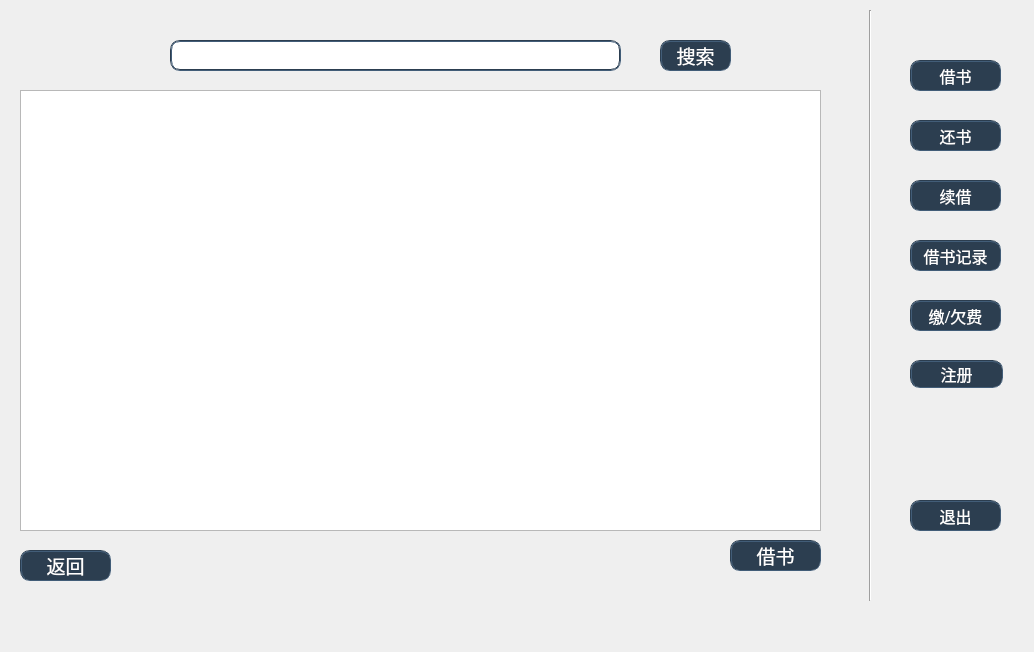
Above: abc/mainwindow_manage.ui from BookMangeTeam/bookmanage before the change. Below: the same form after it.
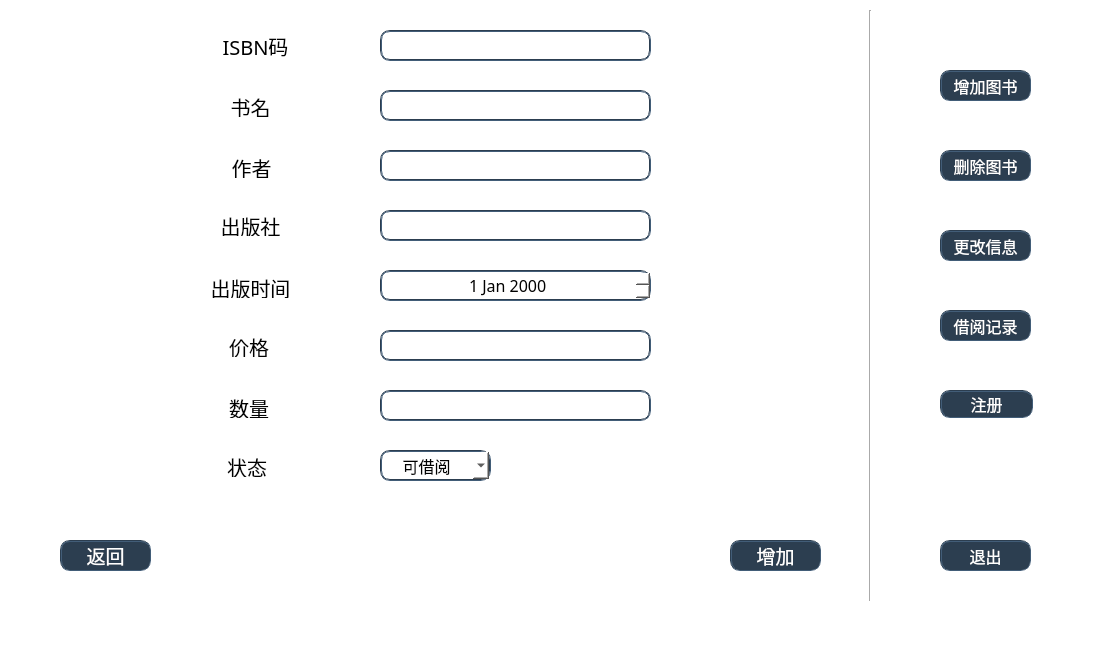
That is the form after the change. The open tabs and pages were chosen to show the change.

```diff
--- a/abc/mainwindow_manage.ui
+++ b/abc/mainwindow_manage.ui
@@ -6,15 +6,15 @@
    <rect>
     <x>0</x>
     <y>0</y>
-    <width>1034</width>
-    <height>652</height>
+    <width>1093</width>
+    <height>651</height>
    </rect>
   </property>
   <property name="windowTitle">
    <string>MainWindow</string>
   </property>
   <property name="styleSheet">
-   <string notr="true"/>
+   <string notr="true">background-color:#fff</string>
   </property>
   <widget class="QWidget" name="centralwidget">
    <widget class="QStackedWidget" name="stackedWidgetPermary">
@@ -23,7 +23,7 @@
       <x>10</x>
       <y>20</y>
       <width>851</width>
-      <height>561</height>
+      <height>611</height>
      </rect>
     </property>
     <property name="styleSheet">
@@ -96,110 +96,391 @@
      </widget>
     </widget>
     <widget class="QWidget" name="page_2">
-     <widget class="QLineEdit" name="searchLineEditBorrow">
+     <widget class="QPushButton" name="affirmBottonAdd">
       <property name="geometry">
        <rect>
-        <x>160</x>
-        <y>20</y>
-        <width>451</width>
+        <x>720</x>
+        <y>520</y>
+        <width>91</width>
         <height>31</height>
        </rect>
       </property>
       <property name="font">
        <font>
-        <pointsize>12</pointsize>
+        <family>等线</family>
+        <pointsize>14</pointsize>
+        <weight>50</weight>
+        <bold>false</bold>
+       </font>
+      </property>
+      <property name="cursor">
+       <cursorShape>PointingHandCursor</cursorShape>
+      </property>
+      <property name="styleSheet">
+       <string notr="true">border:2px groove rgb(44, 62, 80);border-radius:10px;padding:2px 4px;background-color:rgb(44, 62, 80);color:#fff;</string>
+      </property>
+      <property name="text">
+       <string>增加</string>
+      </property>
+     </widget>
+     <widget class="QPushButton" name="returnButtonAdd">
+      <property name="geometry">
+       <rect>
+        <x>50</x>
+        <y>520</y>
+        <width>91</width>
+        <height>31</height>
+       </rect>
+      </property>
+      <property name="font">
+       <font>
+        <family>等线</family>
+        <pointsize>14</pointsize>
+        <weight>50</weight>
+        <bold>false</bold>
+       </font>
+      </property>
+      <property name="cursor">
+       <cursorShape>PointingHandCursor</cursorShape>
+      </property>
+      <property name="styleSheet">
+       <string notr="true">border:2px groove rgb(44, 62, 80);border-radius:10px;padding:2px 4px;background-color:rgb(44, 62, 80);color:#fff;</string>
+      </property>
+      <property name="text">
+       <string>返回</string>
+      </property>
+     </widget>
+     <widget class="QLineEdit" name="add_ISBN">
+      <property name="geometry">
+       <rect>
+        <x>370</x>
+        <y>10</y>
+        <width>271</width>
+        <height>31</height>
+       </rect>
+      </property>
+      <property name="font">
+       <font>
+        <family>Arial</family>
        </font>
       </property>
       <property name="styleSheet">
        <string notr="true">border:2px groove rgb(44, 62, 80);border-radius:10px;padding:2px 4px;</string>
       </property>
-      <property name="text">
-       <string/>
-      </property>
      </widget>
-     <widget class="QPushButton" name="searchButtonBorrow">
+     <widget class="QLabel" name="isbn">
       <property name="geometry">
        <rect>
-        <x>650</x>
-        <y>20</y>
-        <width>71</width>
+        <x>200</x>
+        <y>10</y>
+        <width>91</width>
         <height>31</height>
        </rect>
       </property>
       <property name="font">
        <font>
         <family>等线</family>
-        <pointsize>14</pointsize>
-        <weight>50</weight>
-        <bold>false</bold>
+        <pointsize>15</pointsize>
        </font>
       </property>
       <property name="styleSheet">
-       <string notr="true">border:2px groove rgb(44, 62, 80);border-radius:10px;padding:2px 4px;background-color:rgb(44, 62, 80);color:#fff;</string>
+       <string notr="true"/>
       </property>
       <property name="text">
-       <string>搜索</string>
+       <string>ISBN码</string>
       </property>
+      <property name="alignment">
+       <set>Qt::AlignCenter</set>
+      </property>
      </widget>
-     <widget class="QTableView" name="bookInformationborrow">
+     <widget class="QLabel" name="bookName">
       <property name="geometry">
        <rect>
-        <x>10</x>
+        <x>195</x>
+        <y>76</y>
+        <width>91</width>
+        <height>21</height>
+       </rect>
+      </property>
+      <property name="font">
+       <font>
+        <family>等线</family>
+        <pointsize>15</pointsize>
+       </font>
+      </property>
+      <property name="text">
+       <string>书名</string>
+      </property>
+      <property name="alignment">
+       <set>Qt::AlignCenter</set>
+      </property>
+     </widget>
+     <widget class="QLineEdit" name="add_bookName">
+      <property name="geometry">
+       <rect>
+        <x>370</x>
         <y>70</y>
-        <width>801</width>
-        <height>441</height>
+        <width>271</width>
+        <height>31</height>
        </rect>
       </property>
+      <property name="font">
+       <font>
+        <family>Arial</family>
+       </font>
+      </property>
       <property name="styleSheet">
-       <string notr="true"/>
+       <string notr="true">border:2px groove rgb(44, 62, 80);border-radius:10px;padding:2px 4px;</string>
       </property>
      </widget>
-     <widget class="QPushButton" name="affirmBottonBorrow">
+     <widget class="QLabel" name="author">
       <property name="geometry">
        <rect>
-        <x>720</x>
-        <y>520</y>
-        <width>91</width>
+        <x>206</x>
+        <y>137</y>
+        <width>71</width>
+        <height>21</height>
+       </rect>
+      </property>
+      <property name="font">
+       <font>
+        <family>等线</family>
+        <pointsize>15</pointsize>
+       </font>
+      </property>
+      <property name="text">
+       <string>作者</string>
+      </property>
+      <property name="alignment">
+       <set>Qt::AlignCenter</set>
+      </property>
+     </widget>
+     <widget class="QLineEdit" name="add_author">
+      <property name="geometry">
+       <rect>
+        <x>370</x>
+        <y>130</y>
+        <width>271</width>
         <height>31</height>
        </rect>
       </property>
       <property name="font">
        <font>
+        <family>Arial</family>
+       </font>
+      </property>
+      <property name="styleSheet">
+       <string notr="true">border:2px groove rgb(44, 62, 80);border-radius:10px;padding:2px 4px;</string>
+      </property>
+     </widget>
+     <widget class="QLabel" name="publish">
+      <property name="geometry">
+       <rect>
+        <x>205</x>
+        <y>195</y>
+        <width>71</width>
+        <height>21</height>
+       </rect>
+      </property>
+      <property name="font">
+       <font>
         <family>等线</family>
-        <pointsize>14</pointsize>
-        <weight>50</weight>
-        <bold>false</bold>
+        <pointsize>15</pointsize>
        </font>
       </property>
+      <property name="text">
+       <string>出版社</string>
+      </property>
+      <property name="alignment">
+       <set>Qt::AlignCenter</set>
+      </property>
+     </widget>
+     <widget class="QLabel" name="price">
+      <property name="geometry">
+       <rect>
+        <x>212</x>
+        <y>316</y>
+        <width>54</width>
+        <height>21</height>
+       </rect>
+      </property>
+      <property name="font">
+       <font>
+        <family>等线</family>
+        <pointsize>15</pointsize>
+       </font>
+      </property>
+      <property name="text">
+       <string>价格</string>
+      </property>
+      <property name="alignment">
+       <set>Qt::AlignCenter</set>
+      </property>
+     </widget>
+     <widget class="QLineEdit" name="add_price">
+      <property name="geometry">
+       <rect>
+        <x>370</x>
+        <y>310</y>
+        <width>271</width>
+        <height>31</height>
+       </rect>
+      </property>
+      <property name="font">
+       <font>
+        <family>Arial</family>
+       </font>
+      </property>
       <property name="styleSheet">
-       <string notr="true">border:2px groove rgb(44, 62, 80);border-radius:10px;padding:2px 4px;background-color:rgb(44, 62, 80);color:#fff;</string>
+       <string notr="true">border:2px groove rgb(44, 62, 80);border-radius:10px;padding:2px 4px;</string>
       </property>
+     </widget>
+     <widget class="QLabel" name="amount">
+      <property name="geometry">
+       <rect>
+        <x>212</x>
+        <y>377</y>
+        <width>54</width>
+        <height>21</height>
+       </rect>
+      </property>
+      <property name="font">
+       <font>
+        <family>等线</family>
+        <pointsize>15</pointsize>
+       </font>
+      </property>
       <property name="text">
-       <string>借书</string>
+       <string>数量</string>
       </property>
+      <property name="alignment">
+       <set>Qt::AlignCenter</set>
+      </property>
      </widget>
-     <widget class="QPushButton" name="returnButtonBorrow">
+     <widget class="QLineEdit" name="add_amount">
       <property name="geometry">
        <rect>
-        <x>10</x>
-        <y>530</y>
-        <width>91</width>
+        <x>370</x>
+        <y>370</y>
+        <width>271</width>
         <height>31</height>
        </rect>
       </property>
       <property name="font">
        <font>
+        <family>Arial</family>
+       </font>
+      </property>
+      <property name="styleSheet">
+       <string notr="true">border:2px groove rgb(44, 62, 80);border-radius:10px;padding:2px 4px;</string>
+      </property>
+     </widget>
+     <widget class="QLabel" name="status">
+      <property name="geometry">
+       <rect>
+        <x>210</x>
+        <y>436</y>
+        <width>54</width>
+        <height>21</height>
+       </rect>
+      </property>
+      <property name="font">
+       <font>
         <family>等线</family>
-        <pointsize>14</pointsize>
-        <weight>50</weight>
-        <bold>false</bold>
+        <pointsize>15</pointsize>
        </font>
       </property>
+      <property name="text">
+       <string>状态</string>
+      </property>
+      <property name="alignment">
+       <set>Qt::AlignCenter</set>
+      </property>
+     </widget>
+     <widget class="QComboBox" name="add_status">
+      <property name="geometry">
+       <rect>
+        <x>370</x>
+        <y>430</y>
+        <width>111</width>
+        <height>31</height>
+       </rect>
+      </property>
+      <property name="font">
+       <font>
+        <family>等线</family>
+        <pointsize>12</pointsize>
+       </font>
+      </property>
       <property name="styleSheet">
-       <string notr="true">border:2px groove rgb(44, 62, 80);border-radius:10px;padding:2px 4px;background-color:rgb(44, 62, 80);color:#fff;</string>
+       <string notr="true">border:2px groove rgb(44, 62, 80);border-radius:10px;padding:2px 4px;</string>
       </property>
+      <item>
+       <property name="text">
+        <string>    可借阅</string>
+       </property>
+      </item>
+      <item>
+       <property name="text">
+        <string>   不可借阅</string>
+       </property>
+      </item>
+     </widget>
+     <widget class="QLabel" name="publishTime">
+      <property name="geometry">
+       <rect>
+        <x>200</x>
+        <y>257</y>
+        <width>81</width>
+        <height>21</height>
+       </rect>
+      </property>
+      <property name="font">
+       <font>
+        <family>等线</family>
+        <pointsize>15</pointsize>
+       </font>
+      </property>
       <property name="text">
-       <string>返回</string>
+       <string>出版时间</string>
+      </property>
+      <property name="alignment">
+       <set>Qt::AlignCenter</set>
+      </property>
+     </widget>
+     <widget class="QLineEdit" name="add_publish">
+      <property name="geometry">
+       <rect>
+        <x>370</x>
+        <y>190</y>
+        <width>271</width>
+        <height>31</height>
+       </rect>
+      </property>
+      <property name="styleSheet">
+       <string notr="true">border:2px groove rgb(44, 62, 80);border-radius:10px;padding:2px 4px;</string>
+      </property>
+     </widget>
+     <widget class="QDateEdit" name="add_publishTime">
+      <property name="geometry">
+       <rect>
+        <x>370</x>
+        <y>250</y>
+        <width>271</width>
+        <height>31</height>
+       </rect>
+      </property>
+      <property name="font">
+       <font>
+        <family>等线</family>
+        <pointsize>12</pointsize>
+       </font>
+      </property>
+      <property name="styleSheet">
+       <string notr="true">border:2px groove rgb(44, 62, 80);border-radius:10px;padding:2px 4px;</string>
+      </property>
+      <property name="alignment">
+       <set>Qt::AlignCenter</set>
       </property>
      </widget>
     </widget>
@@ -491,8 +772,8 @@
    <widget class="QPushButton" name="moneyBotton">
     <property name="geometry">
      <rect>
-      <x>910</x>
-      <y>300</y>
+      <x>940</x>
+      <y>150</y>
       <width>91</width>
       <height>31</height>
      </rect>
@@ -508,32 +789,11 @@
     <property name="styleSheet">
      <string notr="true">border:2px groove rgb(44, 62, 80);border-radius:10px;padding:2px 4px;background-color:rgb(44, 62, 80);color:#fff;</string>
     </property>
-    <property name="text">
-     <string>缴/欠费</string>
-    </property>
-   </widget>
-   <widget class="QPushButton" name="repayButton">
-    <property name="geometry">
-     <rect>
-      <x>910</x>
-      <y>120</y>
-      <width>91</width>
-      <height>31</height>
-     </rect>
-    </property>
-    <property name="font">
-     <font>
-      <family>等线</family>
-      <pointsize>12</pointsize>
-      <weight>50</weight>
-      <bold>false</bold>
-     </font>
-    </property>
     <property name="styleSheet">
      <string notr="true">border:2px groove rgb(44, 62, 80);border-radius:10px;padding:2px 4px;background-color:rgb(44, 62, 80);color:#fff;</string>
     </property>
     <property name="text">
-     <string>还书</string>
+     <string>删除图书</string>
     </property>
    </widget>
    <widget class="Line" name="line">
@@ -552,8 +812,8 @@
    <widget class="QPushButton" name="quitButton">
     <property name="geometry">
      <rect>
-      <x>910</x>
-      <y>500</y>
+      <x>940</x>
+      <y>540</y>
       <width>91</width>
       <height>31</height>
      </rect>
@@ -576,8 +836,8 @@
    <widget class="QPushButton" name="renewButton">
     <property name="geometry">
      <rect>
-      <x>910</x>
-      <y>180</y>
+      <x>940</x>
+      <y>230</y>
       <width>91</width>
       <height>31</height>
      </rect>
@@ -594,14 +854,14 @@
      <string notr="true">border:2px groove rgb(44, 62, 80);border-radius:10px;padding:2px 4px;background-color:rgb(44, 62, 80);color:#fff;</string>
     </property>
     <property name="text">
-     <string>续借</string>
+     <string>更改信息</string>
     </property>
    </widget>
    <widget class="QPushButton" name="borrowRecordButton">
     <property name="geometry">
      <rect>
-      <x>910</x>
-      <y>240</y>
+      <x>940</x>
+      <y>310</y>
       <width>91</width>
       <height>31</height>
      </rect>
@@ -618,14 +878,14 @@
      <string notr="true">border:2px groove rgb(44, 62, 80);border-radius:10px;padding:2px 4px;background-color:rgb(44, 62, 80);color:#fff;</string>
     </property>
     <property name="text">
-     <string>借书记录</string>
+     <string>借阅记录</string>
     </property>
    </widget>
    <widget class="QPushButton" name="borrowButton">
     <property name="geometry">
      <rect>
-      <x>910</x>
-      <y>60</y>
+      <x>940</x>
+      <y>70</y>
       <width>91</width>
       <height>31</height>
      </rect>
@@ -642,14 +902,14 @@
      <string notr="true">border:2px groove rgb(44, 62, 80);border-radius:10px;padding:2px 4px;background-color:rgb(44, 62, 80);color:#fff;</string>
     </property>
     <property name="text">
-     <string>借书</string>
+     <string>增加图书</string>
     </property>
    </widget>
    <widget class="QPushButton" name="btn_SignupManager">
     <property name="geometry">
      <rect>
-      <x>910</x>
-      <y>360</y>
+      <x>940</x>
+      <y>390</y>
       <width>93</width>
       <height>28</height>
      </rect>
```
Left out of the diff: 409 changed lines with no effect on the pictures.
